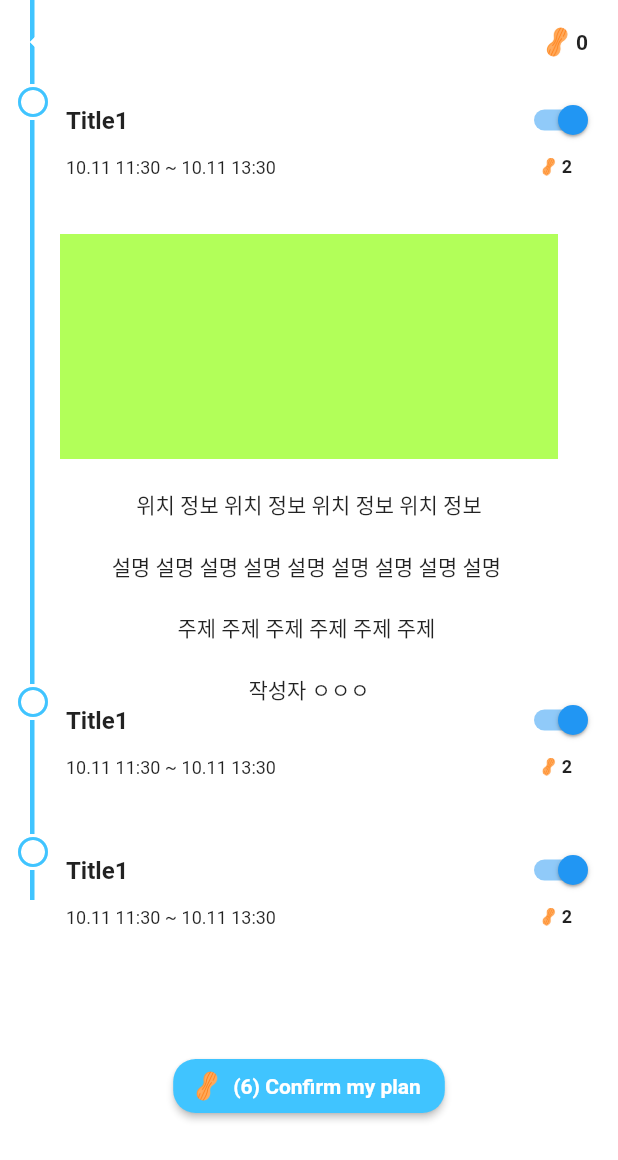
After one commit to nstar1125/tribble, a Flutter app: the PlanConfirmPage screen opened by its route, after a tap on "Title1", on a phone screen of 412 x 824 dp. The commit adds this screen. Shown: the top 1160 px of the screen. Run offline on Flutter 3.47's test engine with Material 2 defaults, Android fonts, the phone set to English and light mode, and no system bars; our stand-ins replace cloud_firestore, firebase_auth, firebase_core, flutter_chat_bubble, flutter_datetime_picker, geolocator and 1 more; missing offline and left inert: flutter_google_places, google_api_headers, google_maps_webservice, multi_image_picker; accounts and stored records are empty; Roboto replaces fonts that are missing (GmarketSansTTF).

Commit message:
plan confirm 페이지 임시 추가

```diff
--- a/lib/guide/myEventPages/eventDetailCheckPage.dart
+++ b/lib/guide/myEventPages/eventDetailCheckPage.dart
@@ -133,7 +133,7 @@ class _EventDetailCheckPageState extends State<EventDetailCheckPage> {
                   ]
               ),
               SizedBox(height:10),
-              Padding(                                                  //위치 정보
+              Padding(                                                  //시간 정보
                 padding: const EdgeInsets.only(left:20, right:20),
                 child: Column(
                   children: [
--- a/lib/main.dart
+++ b/lib/main.dart
@@ -12,6 +12,7 @@ import 'package:tribble_guide/guide/loungePage.dart';
 
 import 'package:tribble_guide/traveler/createPlanPages/eventDetailCheckPageT.dart';
 import 'package:tribble_guide/traveler/createPlanPages/eventSearchListPage.dart';
+import 'package:tribble_guide/traveler/createPlanPages/planConfirm.dart';
 import 'package:tribble_guide/traveler/createPlanPages/planLocationPage.dart';
 import 'package:tribble_guide/superInitialPage.dart';
 import 'package:tribble_guide/traveler/createPlanPages/showNomiPage.dart';
@@ -66,6 +67,10 @@ class MyApp extends StatelessWidget {
           //common
           '/toChatloungPage': (context) => const Chatloungepage(),
           '/toChatPage': (context) => const Chatpage(),
+
+
+
+          '/toPlanConfirmPage': (context) => const PlanConfirmPage(),
         });
   }
 }
--- /dev/null
+++ b/lib/traveler/createPlanPages/planConfirm.dart
@@ -0,0 +1,296 @@
+import 'package:flutter/material.dart';
+import 'package:tribble_guide/guide/createEventPages/event.dart';
+import 'package:google_maps_flutter/google_maps_flutter.dart';
+
+class PlanConfirmPage extends StatefulWidget {
+  const PlanConfirmPage({Key? key}) : super(key: key);
+
+  @override
+  State<PlanConfirmPage> createState() => _PlanConfirmPageState();
+}
+
+class _PlanConfirmPageState extends State<PlanConfirmPage> {
+  late GoogleMapController _controller;
+  final Set<Marker> markers = {};
+
+  int peanut_count = 0;
+  int eventCount = 3;
+  List<bool> pickList = [true, true, true];
+  List<bool> showList = [false, false, false];
+
+  void addMarker(coordinate) {
+    setState(() {
+      markers.add(Marker(
+        position: coordinate,
+        markerId: MarkerId("0"),
+        icon: BitmapDescriptor.defaultMarkerWithHue(BitmapDescriptor.hueRose),
+      ));
+    });
+  }
+  flagToPt(bool flag){
+    if(flag){
+      return 2;
+    }else{
+      return 1;
+    }
+  }
+  getShowCount(){
+    int count = 0;
+    for(int i=0; i<showList.length; i++)
+      showList[i] ? count ++ : null;
+    return count;
+  }
+
+  getTotalPt(List<bool> pList){
+    int sum = 0;
+    pList.forEach((element) {
+      if(element){
+        sum += 2;
+      }else{
+        sum += 1;
+      }
+    });
+    return sum;
+  }
+
+  @override
+  Widget build(BuildContext context) {
+    //List<Event> eventList = ModalRoute.of(context)!.settings.arguments as List<Event>;
+    List<Row> r = [];
+
+    //Event e = ModalRoute.of(context)!.settings.arguments as Event;
+    //addMarker(LatLng(e.getLat(), e.getLng()));
+
+    return Scaffold(
+      appBar: AppBar(
+        backgroundColor: Colors.transparent,
+        elevation: 0.0,
+        actions: [
+          GestureDetector(
+            onTap:() {
+              setState(() {
+                peanut_count++;
+              });
+            },
+            child: Container(
+                child: Row(
+                  children: [
+                    Image(image: AssetImage("assets/images/peanut.png"),width: 20,),
+                    SizedBox(width: 3),
+                    Text("${peanut_count}",
+                        style: TextStyle(
+                            color: Colors.black87,
+                            fontFamily:"GmarketSansTTF",
+                            fontSize: 14,
+                            fontWeight: FontWeight.bold
+                        )
+                    ),
+                    SizedBox(width:20)
+                  ],
+                )
+            ),
+          )
+        ],
+      ),
+      backgroundColor: Colors.white,
+      extendBodyBehindAppBar: true,
+      body: SingleChildScrollView(
+        child: Stack(
+          children: [
+            Padding(
+              padding: const EdgeInsets.only(left:20),
+              child: Container(
+                  width:3,
+                  height: showList[showList.length-1] ?
+                    100*eventCount.toDouble()+300*(getShowCount()-1) :
+                    100*eventCount.toDouble()+300*getShowCount(),
+                  color: Colors.lightBlueAccent
+              ),
+            ),
+            Column(
+              children: [
+                Container(
+                    height: 100*(eventCount.toDouble()+1)+300*getShowCount(),
+                    child: ListView.builder(
+                        physics: const NeverScrollableScrollPhysics(),
+                        itemCount: eventCount,
+                        itemBuilder: (BuildContext context, int index) {
+                          return Column(
+                            children: [
+                              GestureDetector(
+                                onTap: (){
+                                  setState(() {
+                                    showList[index] ?
+                                    showList[index] = false :
+                                    showList[index] = true;
+                                    print(showList);
+                                  });
+                                },
+                                child: Container(
+                                  color: Colors.transparent,
+                                  width: MediaQuery.of(context).size.width,
+                                  height: 100,
+                                  child: Row(
+                                    mainAxisAlignment: MainAxisAlignment.spaceBetween,
+                                    crossAxisAlignment: CrossAxisAlignment.start,
+                                    children: [
+                                      Row(
+                                          crossAxisAlignment: CrossAxisAlignment.start,
+                                          children: [
+                                            Padding(
+                                              padding: const EdgeInsets.only(left:10, right:10),
+                                              child: Container(
+                                                  color: Colors.white,
+                                                  child: Icon(Icons.circle_outlined,
+                                                    color: Colors.lightBlueAccent,)),
+                                            ),
+                                            Column(
+                                              crossAxisAlignment: CrossAxisAlignment.start,
+                                              children: [
+                                                SizedBox(height: 15),
+                                                Text("Title1",
+                                                  style: TextStyle(
+                                                      fontFamily: "GmarketSansTTF",
+                                                      fontSize: 16,
+                                                      fontWeight: FontWeight.bold
+                                                  ),
+                                                ),
+                                                SizedBox(height: 15),
+                                                Text("10.11 11:30 ~ 10.11 13:30",
+                                                  style: TextStyle(
+                                                    fontFamily: "GmarketSansTTF",
+                                                    fontSize: 12,
+                                                  ),
+                                                ),
+                                              ],
+                                            )
+                                          ]
+                                      ),
+                                      Center(
+                                        child: Column(
+                                          children: [
+                                            Padding(
+                                              padding: const EdgeInsets.only(right: 10),
+                                              child: Switch(
+                                                value: pickList[index],
+                                                onChanged: (value) {
+                                                  setState(() {
+                                                    pickList[index] = value;
+                                                  });
+                                                },
+                                              ),
+                                            ),
+                                            Container(
+                                                child: Row(
+                                                  children: [
+                                                    SizedBox(width: 6),
+                                                    Image(image: AssetImage("assets/images/peanut.png"),width: 12,),
+                                                    SizedBox(width: 3),
+                                                    Text(flagToPt(pickList[index]).toString(),
+                                                        style: TextStyle(
+                                                            color: Colors.black87,
+                                                            fontFamily:"GmarketSansTTF",
+                                                            fontSize: 12,
+                                                            fontWeight: FontWeight.bold
+                                                        )
+                                                    ),
+                                                    SizedBox(width:20)
+                                                  ],
+                                                )
+                                            )
+                                          ],
+                                        ),
+                                      ),
+
+
+                                    ],
+                                  ),
+                                ),
+                              ),
+                              showList[index] ?
+                                  Container(
+                                    height: 300,
+                                    width: MediaQuery.of(context).size.width-80,
+                                    child: Column(
+                                      children: [
+
+                                        Container(
+                                          height: 150,
+                                          color: Colors.lightGreenAccent
+                                        ),
+                                        SizedBox(height: 20),
+                                        Text("위치 정보 위치 정보 위치 정보 위치 정보",
+                                            style: TextStyle(
+                                              color: Colors.black87,
+                                              fontFamily: "GmarketSansTTF",
+                                              fontSize: 14,
+                                            )),
+                                        SizedBox(height: 20),
+                                        Text("설명 설명 설명 설명 설명 설명 설명 설명 설명 ",
+                                            style: TextStyle(
+                                              color: Colors.black87,
+                                              fontFamily: "GmarketSansTTF",
+                                              fontSize: 14,
+                                            )),
+                                        SizedBox(height: 20),
+                                        Text("주제 주제 주제 주제 주제 주제 ",
+                                            style: TextStyle(
+                                              color: Colors.black87,
+                                              fontFamily: "GmarketSansTTF",
+                                              fontSize: 14,
+                                            )),
+                                        SizedBox(height: 20),
+                                        Text("작성자 ㅇㅇㅇ",
+                                            style: TextStyle(
+                                              color: Colors.black87,
+                                              fontFamily: "GmarketSansTTF",
+                                              fontSize: 14,
+                                            )),
+
+
+
+                                      ],
+                                    ),
+
+
+                                  ) :
+                                  Container()
+
+
+
+                            ],
+                          );
+                        }
+                    )
+                ),
+
+
+                ElevatedButton.icon(
+                    style: ElevatedButton.styleFrom(
+                      shape: RoundedRectangleBorder(
+                        borderRadius: BorderRadius.circular(15),
+                      ),
+                      backgroundColor: Colors.lightBlueAccent,
+                    ),
+                    onPressed: (){
+
+                    },
+                    icon: Image(image: AssetImage("assets/images/peanut.png"),width: 20,),
+                    label: Text("(${getTotalPt(pickList)}) Confirm my plan",
+                        style: TextStyle(
+                            color: Colors.white,
+                            fontFamily: "GmarketSansTTF",
+                            fontSize: 14,
+                            fontWeight: FontWeight.bold
+                        ))
+                ),
+              ],
+            ),
+
+
+          ],
+        ),
+      ),
+    );
+  }
+}
--- a/lib/traveler/loungePageT.dart
+++ b/lib/traveler/loungePageT.dart
@@ -68,6 +68,9 @@ class _LoungePageTState extends State<LoungePageT> {
             if (index == 1) {
               Navigator.pushNamed(context, '/toPlanLocationPage');
             }
+            if (index ==3){
+              Navigator.pushNamed(context, '/toPlanConfirmPage');
+            }
             if (index == 4) {
               Navigator.pushNamed(context, '/toChatloungPage');
             }
```
